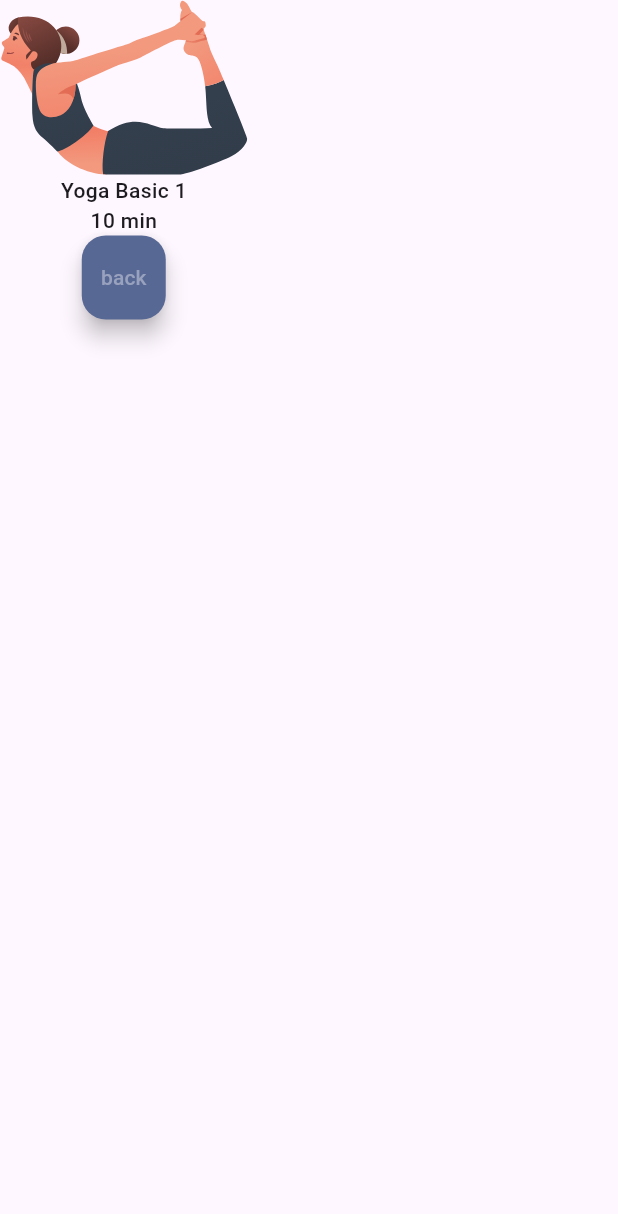
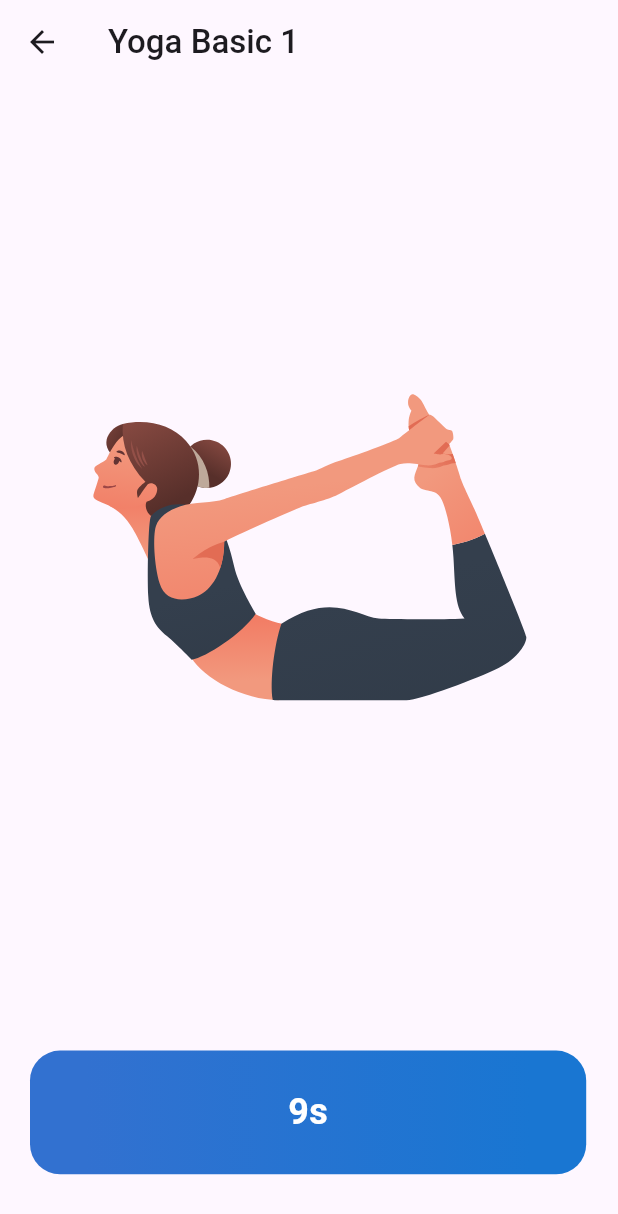
Before and after one commit to jamesii-b/zenminds, a Flutter app: the ExerciseDescriptionPage screen opened directly, after a tap on an icon or button, on a phone screen of 412 x 824 dp. Shown: the top 1214 px of the screen. Run offline on Flutter 3.47's test engine with Material 3 defaults, Android fonts, the light colour scheme and no system bars; our stand-ins replace audio_video_progress_bar, flutter_svg, just_audio, rxdart.

Commit message:
Feat(UI): added single exercise page with timer

```diff
--- a/lib/models/exercise_model.dart
+++ b/lib/models/exercise_model.dart
@@ -2,7 +2,7 @@ import 'package:flutter/material.dart';
 import 'package:flutter_svg/flutter_svg.dart';
 
 class ExerciseParent {
-  Widget thumbnail;
+  String thumbnail;
   String title;
   String description;
   List<ExerciseModel> exerciseList;
@@ -14,7 +14,7 @@ class ExerciseParent {
 }
 
 class ExerciseModel {
-  Widget image;
+  String image;
   String time;
   String title;
   ExerciseModel({required this.image, required this.time, required this.title});
--- a/lib/views/pages/exercise/exercise_list_page.dart
+++ b/lib/views/pages/exercise/exercise_list_page.dart
@@ -1,4 +1,5 @@
 import 'package:flutter/material.dart';
+import 'package:flutter_svg/flutter_svg.dart';
 import 'package:zenminds/const/colors.dart';
 import 'package:zenminds/models/exercise_model.dart';
 import 'package:zenminds/viewmodel/exercise_view_model.dart';
@@ -46,7 +47,9 @@ class ExerciseListPage extends StatelessWidget {
                   ),
                 ),
               ),
-              ExerciseViewModel().yogaBasic.thumbnail,
+              SvgPicture.asset(
+                ExerciseViewModel().yogaBasic.thumbnail,
+              )
               // Text(ExerciseViewModel().yogaBasic.description),
             ],
           ),
--- a/lib/views/pages/exercise/screens/exercise_description_page.dart
+++ b/lib/views/pages/exercise/screens/exercise_description_page.dart
@@ -1,4 +1,5 @@
 import 'package:flutter/material.dart';
+import 'package:flutter_svg/flutter_svg.dart';
 import 'package:zenminds/const/colors.dart';
 import 'package:zenminds/models/exercise_model.dart';
 import 'package:zenminds/views/pages/exercise/screens/exercise_page.dart';
@@ -12,7 +13,9 @@ class ExerciseDescriptionPage extends StatelessWidget {
     return Scaffold(
         body: Column(
       children: [
-        category.thumbnail,
+        SvgPicture.asset(
+          category.thumbnail,
+        ),
         Text(category.title),
         Text(category.description),
         SizedBox(
--- a/lib/views/pages/exercise/screens/exercise_page.dart
+++ b/lib/views/pages/exercise/screens/exercise_page.dart
@@ -1,29 +1,140 @@
+import 'dart:async';
 import 'package:flutter/material.dart';
-import 'package:zenminds/const/colors.dart';
+import 'package:flutter_svg/flutter_svg.dart';
 import 'package:zenminds/models/exercise_model.dart';
 
-class ExercisePage extends StatelessWidget {
+class ExercisePage extends StatefulWidget {
   final ExerciseModel exercise;
-  const ExercisePage({super.key, required this.exercise});
+  final VoidCallback? onNavigateNext;
+  const ExercisePage({Key? key, required this.exercise, this.onNavigateNext})
+      : super(key: key);
+
+  @override
+  _ExercisePageState createState() => _ExercisePageState();
+}
+
+class _ExercisePageState extends State<ExercisePage> {
+  late Timer _timer;
+  int _secondsRemaining = 0;
+  int initialSeconds = 10;
+  double percentage = 0.0;
+
+  @override
+  void initState() {
+    super.initState();
+    _startTimer();
+  }
+
+  @override
+  void dispose() {
+    _timer.cancel();
+    super.dispose();
+  }
+
+  void _startTimer() {
+    _secondsRemaining = 10; // Set the desired duration in seconds
+    _timer = Timer.periodic(const Duration(seconds: 1), (timer) {
+      setState(() {
+        if (_secondsRemaining > 0) {
+          _secondsRemaining--;
+          percentage = (_secondsRemaining / initialSeconds);
+        } else {
+          _timer.cancel();
+        }
+      });
+    });
+  }
 
   @override
   Widget build(BuildContext context) {
     return Scaffold(
-      body: Column(
-        children: [
-          exercise.image,
-          Text(exercise.title),
-          Text(exercise.time),
-          FloatingActionButton(
-            onPressed: () {
-              Navigator.pop(context);
-            },
-            child: Text("back"),
-            backgroundColor: AppColors.boxColor,
-            foregroundColor: AppColors.secondaryTextColor,
-          ),
-        ],
+      appBar: AppBar(
+        automaticallyImplyLeading: false,
+        title: Text(widget.exercise.title),
+        leading: IconButton(
+          icon: const Icon(Icons.arrow_back),
+          onPressed: () {
+            _showConfirmationDialog();
+          },
+        ),
+      ),
+      body: SizedBox(
+        height: MediaQuery.of(context).size.height,
+        width: MediaQuery.of(context).size.width,
+        child: Stack(
+          children: [
+            Positioned(
+              top: MediaQuery.of(context).size.height * 0.5 -
+                  0.25 * MediaQuery.of(context).size.height,
+              left: 0,
+              right: 0,
+              child: SvgPicture.asset(
+                widget.exercise.image,
+                height: MediaQuery.of(context).size.height * 0.25,
+              ),
+            ),
+            Positioned(
+              bottom: MediaQuery.of(context).size.height * 0.05,
+              child: Container(
+                height: MediaQuery.of(context).size.height * 0.1,
+                width: MediaQuery.of(context).size.width * 0.9,
+                margin: const EdgeInsets.symmetric(horizontal: 20),
+                decoration: BoxDecoration(
+                  borderRadius: BorderRadius.circular(20),
+                  gradient: LinearGradient(
+                    colors: const [
+                      Color.fromARGB(255, 50, 113, 208),
+                      Color(0xFF1976D2),
+                    ],
+                    stops: [1 - percentage, percentage],
+                    begin: Alignment.centerLeft,
+                    end: Alignment.centerRight,
+                  ),
+                ),
+                child: Center(
+                  child: Text(
+                    "${_secondsRemaining}s",
+                    style: const TextStyle(
+                      color: Colors.white,
+                      fontSize: 24,
+                      fontWeight: FontWeight.bold,
+                    ),
+                  ),
+                ),
+              ),
+            ),
+          ],
+        ),
       ),
     );
   }
+
+  void _showConfirmationDialog() {
+    showDialog(
+      context: context,
+      builder: (BuildContext context) {
+        return AlertDialog(
+          title: const Text("Confirmation"),
+          content: const Text(
+            "Are you sure you want to go back? Your progress will be lost.",
+          ),
+          actions: <Widget>[
+            TextButton(
+              child: const Text("Cancel"),
+              onPressed: () {
+                Navigator.of(context).pop();
+              },
+            ),
+            TextButton(
+              child: const Text("Yes"),
+              onPressed: () {
+                Navigator.of(context).pop();
+                Navigator.of(context).pop();
+              },
+            ),
+          ],
+        );
+      },
+    );
+  }
 }
```
Also changed, not shown: lib/viewmodel/exercise_view_model.dart (+16 -18 lines).
